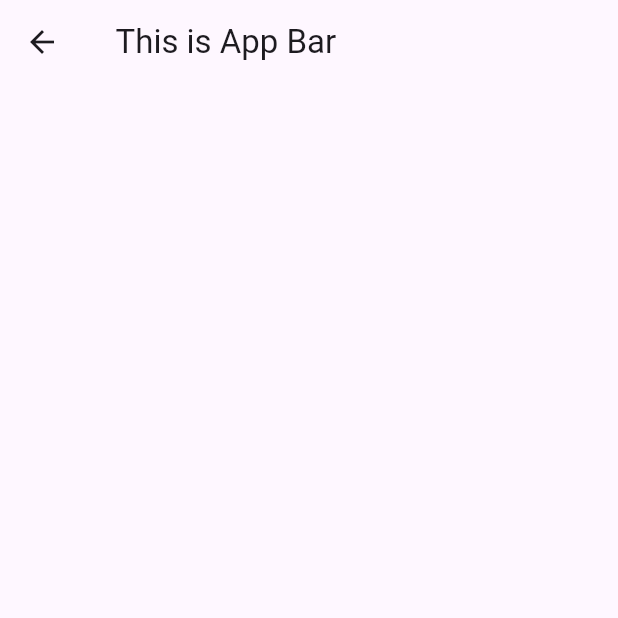
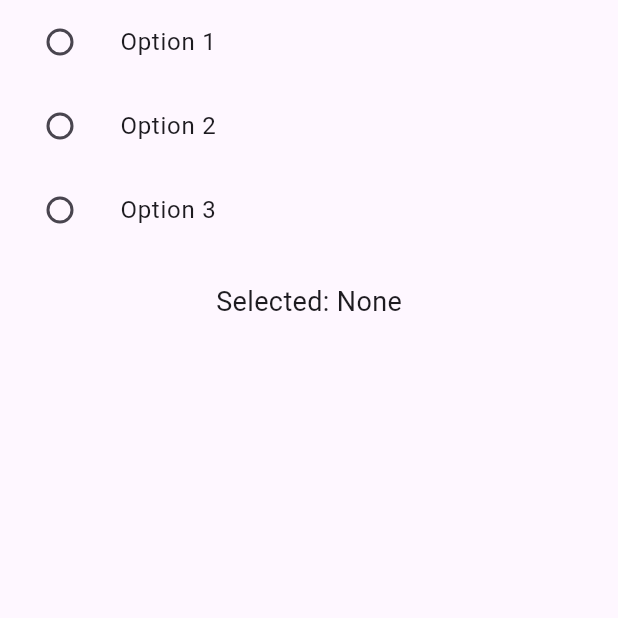
Before and after one commit to moritejas/flutter_widgets, a Flutter app: the RadioButtonComponent screen opened directly, on a phone screen of 412 x 824 dp, the top half of it. Run offline on Flutter 3.47's test engine with Material 3 defaults, Android fonts, the phone set to English and light mode, and no system bars; our stand-ins replace audioplayers, cached_network_image, carousel_slider, expandable, flip_card, flutter_slidable and 3 more; missing offline and left inert: swipeable_card_stack.

Commit message:
Radio Button

```diff
--- a/lib/Componant/radio_button.dart
+++ b/lib/Componant/radio_button.dart
@@ -1,13 +1,63 @@
 import 'package:flutter/material.dart';
 
-class RadioButtonComponent extends StatelessWidget {
+class RadioButtonComponent extends StatefulWidget {
   const RadioButtonComponent({super.key});
+
+  @override
+  State<RadioButtonComponent> createState() => _RadioButtonComponentState();
+}
+
+class _RadioButtonComponentState extends State<RadioButtonComponent> {
+  // Enum to define the options for the radio buttons
+  String? selectedOption;
 
   @override
   Widget build(BuildContext context) {
     return Scaffold(
-      appBar: AppBar(
-        title: const Text(" This is App Bar"),
+      body: Column(
+        children: [
+          ListTile(
+            title: const Text('Option 1'),
+            leading: Radio<String>(
+              value: 'Option 1',
+              groupValue: selectedOption,
+              onChanged: (String? value) {
+                setState(() {
+                  selectedOption = value;
+                });
+              },
+            ),
+          ),
+          ListTile(
+            title: const Text('Option 2'),
+            leading: Radio<String>(
+              value: 'Option 2',
+              groupValue: selectedOption,
+              onChanged: (String? value) {
+                setState(() {
+                  selectedOption = value;
+                });
+              },
+            ),
+          ),
+          ListTile(
+            title: const Text('Option 3'),
+            leading: Radio<String>(
+              value: 'Option 3',
+              groupValue: selectedOption,
+              onChanged: (String? value) {
+                setState(() {
+                  selectedOption = value;
+                });
+              },
+            ),
+          ),
+          const SizedBox(height: 20),
+          Text(
+            'Selected: ${selectedOption ?? "None"}',
+            style: const TextStyle(fontSize: 18),
+          ),
+        ],
       ),
     );
   }
```
